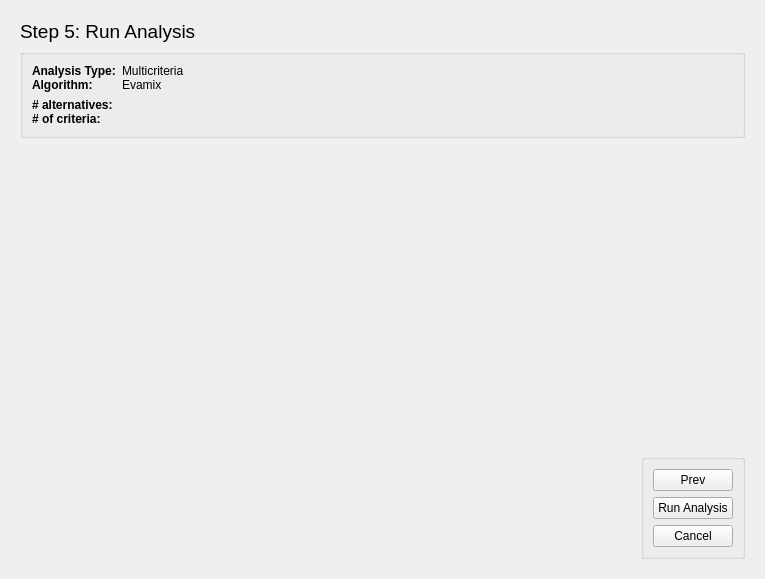
Old version of the form src/gui/mca_wizard.ui in the repository Ecotrust/delphos.
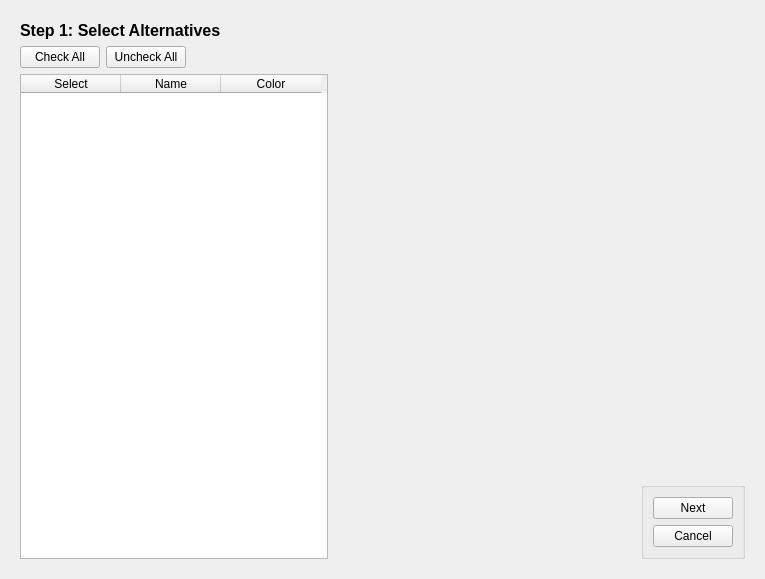
New version of the form. The open tabs and pages were chosen to show the change. Custom widgets are drawn as their Qt base class.

Commit message: turned off stylesheet for now since it overrides any designer settings..., added analysis run deletion, changed a bunch of statis styling

```diff
--- a/src/gui/mca_wizard.ui
+++ b/src/gui/mca_wizard.ui
@@ -9,6 +9,12 @@
     <height>579</height>
    </rect>
   </property>
+  <property name="font" >
+   <font>
+    <family>Arial</family>
+    <pointsize>9</pointsize>
+   </font>
+  </property>
   <property name="windowTitle" >
    <string>Multicriteria Analysis</string>
   </property>
@@ -29,9 +35,10 @@
           <widget class="QLabel" name="label_13" >
            <property name="font" >
             <font>
-             <pointsize>14</pointsize>
-             <weight>50</weight>
-             <bold>false</bold>
+             <family>Arial</family>
+             <pointsize>12</pointsize>
+             <weight>75</weight>
+             <bold>true</bold>
              <underline>false</underline>
             </font>
            </property>
@@ -93,6 +100,12 @@
            <property name="enabled" >
             <bool>true</bool>
            </property>
+           <property name="font" >
+            <font>
+             <family>Arial</family>
+             <pointsize>9</pointsize>
+            </font>
+           </property>
            <property name="mouseTracking" >
             <bool>false</bool>
            </property>
@@ -164,6 +177,11 @@
              <layout class="QVBoxLayout" >
               <item>
                <widget class="QPushButton" name="altern_next_button" >
+                <property name="font" >
+                 <font>
+                  <pointsize>9</pointsize>
+                 </font>
+                </property>
                 <property name="text" >
                  <string>Next</string>
                 </property>
@@ -646,251 +664,6 @@
              </property>
              <layout class="QVBoxLayout" >
               <item>
-               <widget class="QPushButton" name="weight_next_button" >
-                <property name="text" >
-                 <string>Next</string>
-                </property>
-               </widget>
-              </item>
-              <item>
-               <widget class="QPushButton" name="weight_prev_button" >
-                <property name="text" >
-                 <string>Prev</string>
-                </property>
-               </widget>
-              </item>
-              <item>
-               <widget class="QPushButton" name="weight_cancel_button" >
-                <property name="text" >
-                 <string>Cancel</string>
-                </property>
-               </widget>
-              </item>
-             </layout>
-            </widget>
-           </item>
-          </layout>
-         </item>
-        </layout>
-       </item>
-      </layout>
-     </widget>
-     <widget class="QWidget" name="run_page" >
-      <layout class="QVBoxLayout" >
-       <item>
-        <layout class="QHBoxLayout" >
-         <item>
-          <widget class="QLabel" name="label_18" >
-           <property name="font" >
-            <font>
-             <pointsize>14</pointsize>
-             <weight>50</weight>
-             <bold>false</bold>
-             <underline>false</underline>
-            </font>
-           </property>
-           <property name="text" >
-            <string>Step 5: Run Analysis</string>
-           </property>
-          </widget>
-         </item>
-         <item>
-          <spacer>
-           <property name="orientation" >
-            <enum>Qt::Horizontal</enum>
-           </property>
-           <property name="sizeHint" >
-            <size>
-             <width>40</width>
-             <height>20</height>
-            </size>
-           </property>
-          </spacer>
-         </item>
-        </layout>
-       </item>
-       <item>
-        <layout class="QVBoxLayout" >
-         <item>
-          <widget class="QGroupBox" name="groupBox_13" >
-           <property name="title" >
-            <string/>
-           </property>
-           <layout class="QHBoxLayout" >
-            <item>
-             <layout class="QVBoxLayout" >
-              <item>
-               <layout class="QVBoxLayout" >
-                <property name="spacing" >
-                 <number>0</number>
-                </property>
-                <item>
-                 <widget class="QLabel" name="label_7" >
-                  <property name="font" >
-                   <font>
-                    <weight>75</weight>
-                    <bold>true</bold>
-                   </font>
-                  </property>
-                  <property name="text" >
-                   <string>Analysis Type:</string>
-                  </property>
-                 </widget>
-                </item>
-                <item>
-                 <widget class="QLabel" name="label_8" >
-                  <property name="font" >
-                   <font>
-                    <weight>75</weight>
-                    <bold>true</bold>
-                   </font>
-                  </property>
-                  <property name="text" >
-                   <string>Algorithm:</string>
-                  </property>
-                 </widget>
-                </item>
-               </layout>
-              </item>
-              <item>
-               <layout class="QVBoxLayout" >
-                <property name="spacing" >
-                 <number>0</number>
-                </property>
-                <item>
-                 <widget class="QLabel" name="label_9" >
-                  <property name="font" >
-                   <font>
-                    <weight>75</weight>
-                    <bold>true</bold>
-                   </font>
-                  </property>
-                  <property name="text" >
-                   <string># alternatives:</string>
-                  </property>
-                 </widget>
-                </item>
-                <item>
-                 <widget class="QLabel" name="label_10" >
-                  <property name="font" >
-                   <font>
-                    <weight>75</weight>
-                    <bold>true</bold>
-                   </font>
-                  </property>
-                  <property name="text" >
-                   <string># of criteria:</string>
-                  </property>
-                 </widget>
-                </item>
-               </layout>
-              </item>
-             </layout>
-            </item>
-            <item>
-             <layout class="QVBoxLayout" >
-              <item>
-               <layout class="QVBoxLayout" >
-                <property name="spacing" >
-                 <number>0</number>
-                </property>
-                <item>
-                 <widget class="QLabel" name="label_11" >
-                  <property name="text" >
-                   <string>Multicriteria</string>
-                  </property>
-                 </widget>
-                </item>
-                <item>
-                 <widget class="QLabel" name="label_12" >
-                  <property name="text" >
-                   <string>Evamix</string>
-                  </property>
-                 </widget>
-                </item>
-               </layout>
-              </item>
-              <item>
-               <layout class="QVBoxLayout" >
-                <property name="spacing" >
-                 <number>0</number>
-                </property>
-                <item>
-                 <widget class="QLabel" name="num_alternatives_label" >
-                  <property name="text" >
-                   <string/>
-                  </property>
-                 </widget>
-                </item>
-                <item>
-                 <widget class="QLabel" name="num_criteria_label" >
-                  <property name="text" >
-                   <string/>
-                  </property>
-                 </widget>
-                </item>
-               </layout>
-              </item>
-             </layout>
-            </item>
-            <item>
-             <spacer>
-              <property name="orientation" >
-               <enum>Qt::Horizontal</enum>
-              </property>
-              <property name="sizeHint" >
-               <size>
-                <width>40</width>
-                <height>20</height>
-               </size>
-              </property>
-             </spacer>
-            </item>
-           </layout>
-          </widget>
-         </item>
-         <item>
-          <spacer>
-           <property name="orientation" >
-            <enum>Qt::Vertical</enum>
-           </property>
-           <property name="sizeHint" >
-            <size>
-             <width>20</width>
-             <height>40</height>
-            </size>
-           </property>
-          </spacer>
-         </item>
-         <item>
-          <layout class="QHBoxLayout" >
-           <item>
-            <spacer>
-             <property name="orientation" >
-              <enum>Qt::Horizontal</enum>
-             </property>
-             <property name="sizeHint" >
-              <size>
-               <width>40</width>
-               <height>20</height>
-              </size>
-             </property>
-            </spacer>
-           </item>
-           <item>
-            <widget class="QGroupBox" name="groupBox_14" >
-             <property name="title" >
-              <string/>
-             </property>
-             <layout class="QVBoxLayout" >
-              <item>
-               <widget class="QPushButton" name="run_prev_button" >
-                <property name="text" >
-                 <string>Prev</string>
-                </property>
-               </widget>
-              </item>
-              <item>
                <widget class="QPushButton" name="run_analysis_button" >
                 <property name="text" >
                  <string>Run Analysis</string>
```
Left out of the diff: 17 changed lines with no effect on the pictures. The commit also changes 20 other files.
